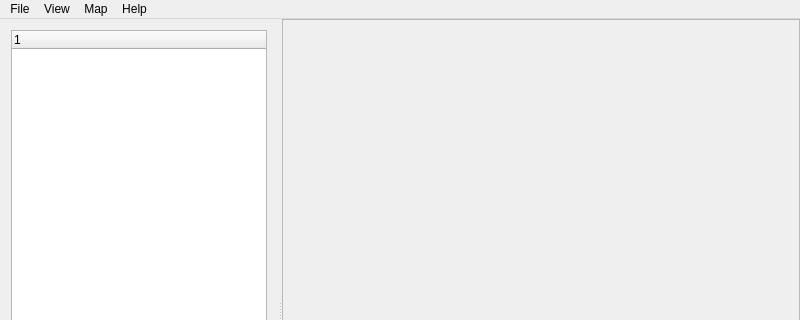
The window that Updraft/src/core/ui/mainwindow.ui (updraft/updraft) describes before a commit, drawn with Qt 5; both pictures show x 0 to 800 and y 0 to 320 of the 800 by 600 pixel window.
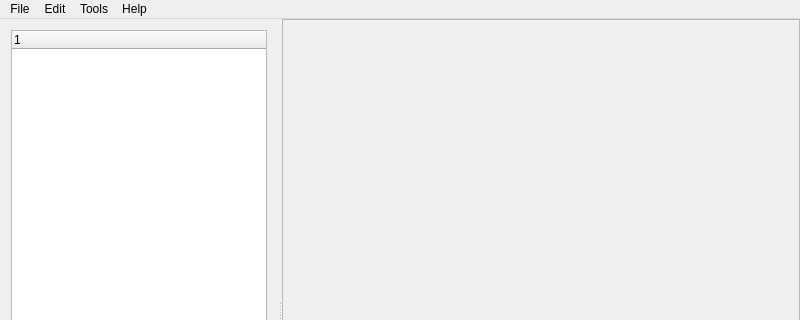
The same window after the commit.

Commit message: Core interface: Added menu Action insertion

What changed in the file:
```diff
--- a/Updraft/src/core/ui/mainwindow.ui
+++ b/Updraft/src/core/ui/mainwindow.ui
@@ -124,19 +124,19 @@
      <height>20</height>
     </rect>
    </property>
-   <widget class="QMenu" name="menuMain_Menu">
+   <widget class="QMenu" name="menuFile">
     <property name="title">
      <string>File</string>
     </property>
    </widget>
-   <widget class="QMenu" name="menuView">
+   <widget class="QMenu" name="menuEdit">
     <property name="title">
-     <string>View</string>
+     <string>Edit</string>
     </property>
    </widget>
-   <widget class="QMenu" name="menuMap">
+   <widget class="QMenu" name="menuTools">
     <property name="title">
-     <string>Map</string>
+     <string>Tools</string>
     </property>
    </widget>
    <widget class="QMenu" name="menuHelp">
@@ -144,9 +144,9 @@
      <string>Help</string>
     </property>
    </widget>
-   <addaction name="menuMain_Menu"/>
-   <addaction name="menuView"/>
-   <addaction name="menuMap"/>
+   <addaction name="menuFile"/>
+   <addaction name="menuEdit"/>
+   <addaction name="menuTools"/>
    <addaction name="menuHelp"/>
   </widget>
  </widget>
```
Left out of the diff: 5 changed lines with no effect on the pictures. The commit also changes 10 other files.
